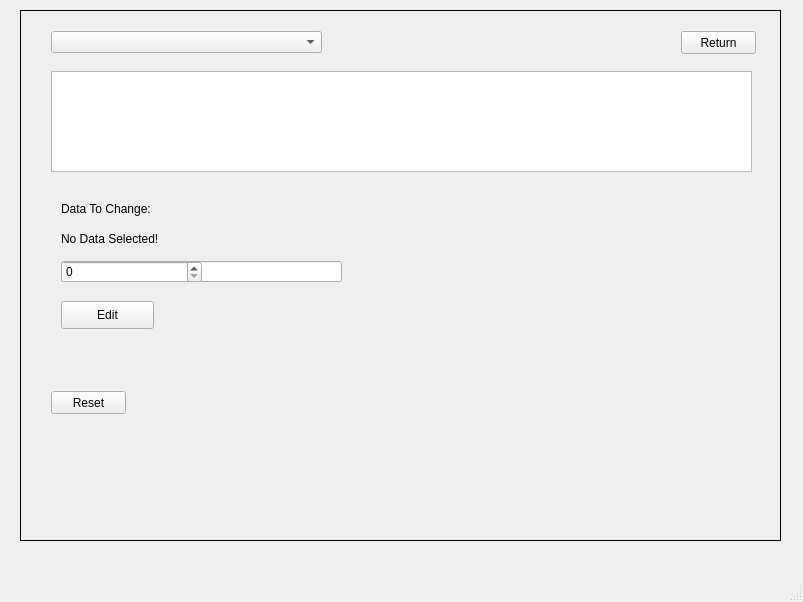
Old version of the form CS1D_Project_2/mainwindow.ui in the repository hicholasnu/Take-Me-Out-To-The-Ballgame.
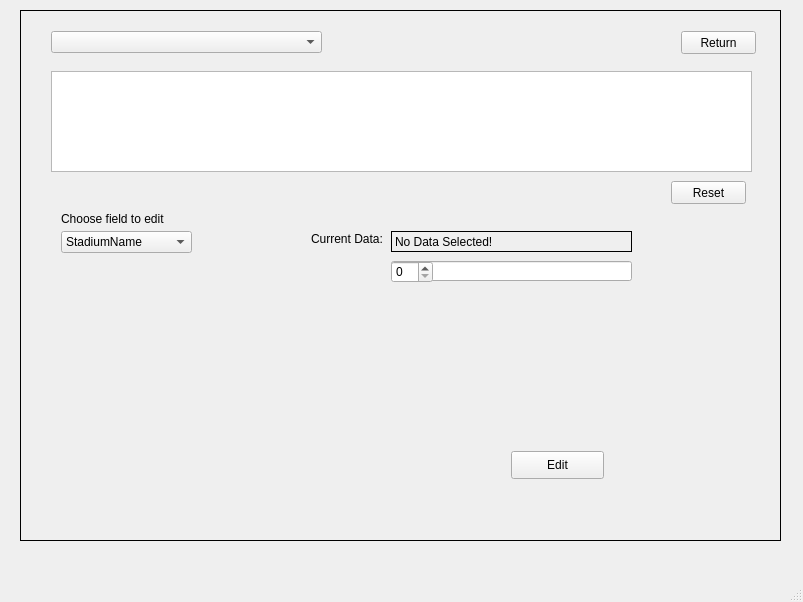
New version of the form. The open tabs and pages were chosen to show the change.

What changed in the file:
```diff
--- a/CS1D_Project_2/mainwindow.ui
+++ b/CS1D_Project_2/mainwindow.ui
@@ -928,8 +928,8 @@
      <widget class="QPushButton" name="pushButtonResetAllStadiumsTableADMIN">
       <property name="geometry">
        <rect>
-        <x>30</x>
-        <y>380</y>
+        <x>650</x>
+        <y>170</y>
         <width>75</width>
         <height>23</height>
        </rect>
@@ -948,37 +948,11 @@
        </rect>
       </property>
      </widget>
-     <widget class="QLineEdit" name="lineEditEditData">
-      <property name="geometry">
-       <rect>
-        <x>40</x>
-        <y>250</y>
-        <width>281</width>
-        <height>21</height>
-       </rect>
-      </property>
-      <property name="clearButtonEnabled">
-       <bool>false</bool>
-      </property>
-     </widget>
-     <widget class="QLabel" name="labelSelectedData">
-      <property name="geometry">
-       <rect>
-        <x>40</x>
-        <y>220</y>
-        <width>281</width>
-        <height>16</height>
-       </rect>
-      </property>
-      <property name="text">
-       <string>No Data Selected!</string>
-      </property>
-     </widget>
      <widget class="QPushButton" name="pushButtonEditData">
       <property name="geometry">
        <rect>
-        <x>40</x>
-        <y>290</y>
+        <x>490</x>
+        <y>440</y>
         <width>93</width>
         <height>28</height>
        </rect>
@@ -987,30 +961,121 @@
        <string>Edit</string>
       </property>
      </widget>
-     <widget class="QSpinBox" name="spinBoxEditData">
-      <property name="enabled">
-       <bool>true</bool>
-      </property>
+     <widget class="QComboBox" name="comboBoxChooseFieldToEdit">
       <property name="geometry">
        <rect>
         <x>40</x>
-        <y>250</y>
-        <width>141</width>
+        <y>220</y>
+        <width>131</width>
         <height>22</height>
        </rect>
       </property>
+      <item>
+       <property name="text">
+        <string>StadiumName</string>
+       </property>
+      </item>
+      <item>
+       <property name="text">
+        <string>SeatingCapacity</string>
+       </property>
+      </item>
+      <item>
+       <property name="text">
+        <string>Location</string>
+       </property>
+      </item>
+      <item>
+       <property name="text">
+        <string>PlayingSurface</string>
+       </property>
+      </item>
+      <item>
+       <property name="text">
+        <string>League</string>
+       </property>
+      </item>
+      <item>
+       <property name="text">
+        <string>DateOpened</string>
+       </property>
+      </item>
+      <item>
+       <property name="text">
+        <string>DistanceToCenter</string>
+       </property>
+      </item>
+      <item>
+       <property name="text">
+        <string>BallParkTypology</string>
+       </property>
+      </item>
+      <item>
+       <property name="text">
+        <string>RoofType</string>
+       </property>
+      </item>
      </widget>
-     <widget class="QLabel" name="label">
+     <widget class="QLabel" name="labelChooseFieldToEdit">
       <property name="geometry">
        <rect>
         <x>40</x>
-        <y>190</y>
-        <width>141</width>
+        <y>200</y>
+        <width>121</width>
         <height>16</height>
        </rect>
       </property>
       <property name="text">
-       <string>Data To Change:</string>
+       <string>Choose field to edit</string>
+      </property>
+     </widget>
+     <widget class="QLabel" name="labelCurrentData">
+      <property name="geometry">
+       <rect>
+        <x>290</x>
+        <y>220</y>
+        <width>71</width>
+        <height>16</height>
+       </rect>
+      </property>
+      <property name="text">
+       <string>Current Data:</string>
+      </property>
+     </widget>
+     <widget class="QLabel" name="labelShowCurrentData">
+      <property name="geometry">
+       <rect>
+        <x>370</x>
+        <y>220</y>
+        <width>241</width>
+        <height>21</height>
+       </rect>
+      </property>
+      <property name="frameShape">
+       <enum>QFrame::Box</enum>
+      </property>
+      <property name="text">
+       <string>No Data Selected!</string>
+      </property>
+     </widget>
+     <widget class="QLineEdit" name="lineEditInputStringData">
+      <property name="geometry">
+       <rect>
+        <x>370</x>
+        <y>250</y>
+        <width>241</width>
+        <height>20</height>
+       </rect>
+      </property>
+     </widget>
+     <widget class="QSpinBox" name="spinBoxInputIntData">
+      <property name="geometry">
+       <rect>
+        <x>370</x>
+        <y>250</y>
+        <width>42</width>
+        <height>22</height>
+       </rect>
       </property>
      </widget>
     </widget>
```
Left out of the diff: 26 changed lines with no effect on the pictures.
